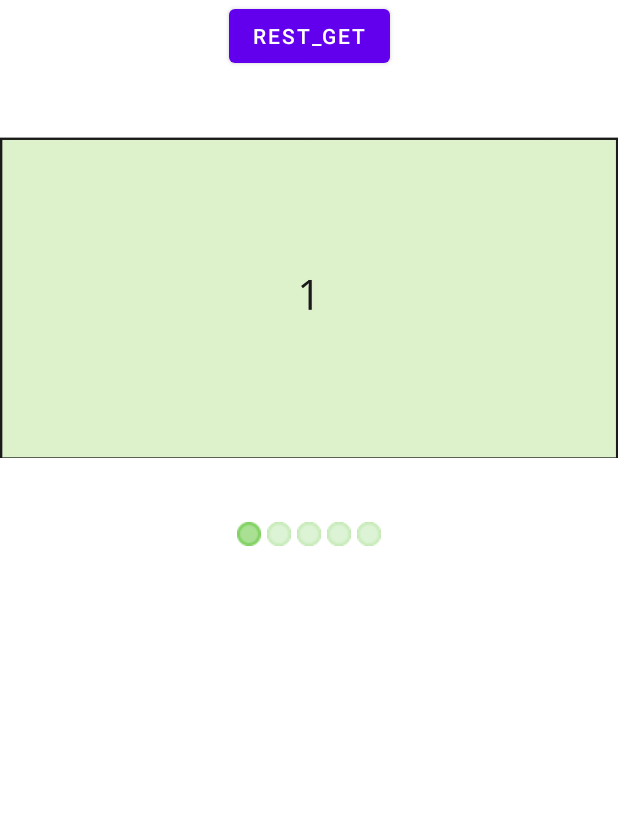
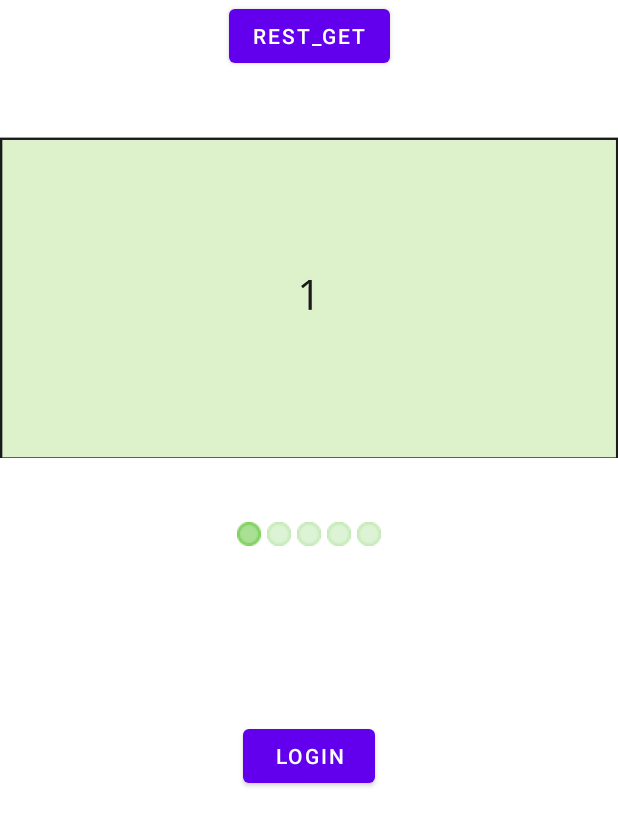
Before and after one commit to oliverbra/Projekt1_HCI_TeamCMTO, an Android app: the screen it shows after launch (MainActivity), on a phone screen of 412 x 824 dp. Shown: the top 826 px of the screen. Run offline under Robolectric (Android 15) with nearby library versions, the phone set to English and light mode, and no system bars; our stand-ins replace navigation-ui; libraries missing offline, so code that uses them is left out: org.springframework.http, org.springframework.web.

Commit message:
Andoird Manifest Activitys hinzugefügt

```diff
--- a/Projekt 2/HCT_Project_2_Frontend/app/src/main/AndroidManifest.xml
+++ b/Projekt 2/HCT_Project_2_Frontend/app/src/main/AndroidManifest.xml
@@ -10,6 +10,12 @@
         android:roundIcon="@mipmap/ic_launcher_round"
         android:supportsRtl="true"
         android:theme="@style/Theme.ResrClient">
+        <activity android:name=".activity_logIn">
+        </activity>
+        <activity android:name=".activity_growspace"></activity>
+        <activity android:name=".activity_progress"></activity>
+        <activity android:name=".activity_startseite"></activity>
+        <activity android:name=".activity_review"></activity>
         <activity
             android:name=".MainActivity"
             android:label="@string/app_name"
--- a/Projekt 2/HCT_Project_2_Frontend/app/src/main/java/com/example/resrclient/MainActivity.java
+++ b/Projekt 2/HCT_Project_2_Frontend/app/src/main/java/com/example/resrclient/MainActivity.java
@@ -1,5 +1,6 @@
 package com.example.resrclient;
 
+import android.content.Intent;
 import android.graphics.Color;
 import android.os.AsyncTask;
 import android.os.Bundle;
@@ -172,6 +173,9 @@ public class MainActivity extends AppCompatActivity {
         carousel.registerOnPageChangeCallback(carouselListener);
     }
 
-
+    public void chanceActivity(View view) {
+        Intent intent = new Intent(this, activity_logIn.class);
+        startActivity(intent);
+    }
 
 }
--- a/Projekt 2/HCT_Project_2_Frontend/app/src/main/res/layout/activity_main.xml
+++ b/Projekt 2/HCT_Project_2_Frontend/app/src/main/res/layout/activity_main.xml
@@ -21,6 +21,19 @@
     notwendig für Ansicht der Nachbarn
         android:paddingStart="100dp"
         android:paddingEnd="100dp"-->
+
+    <Button
+        android:id="@+id/buttonZuLogin"
+        android:layout_width="wrap_content"
+        android:layout_height="wrap_content"
+        android:layout_marginTop="480dp"
+        android:onClick="chanceActivity"
+        android:text="login"
+        app:layout_constraintHorizontal_bias="0.501"
+        app:layout_constraintLeft_toLeftOf="parent"
+        app:layout_constraintRight_toRightOf="parent"
+        app:layout_constraintTop_toTopOf="parent" />
+
     <androidx.viewpager2.widget.ViewPager2
         android:id="@+id/carousel"
         android:layout_width="match_parent"
@@ -39,5 +52,4 @@
         android:gravity="center_horizontal"/>
 
 
-
 </androidx.constraintlayout.widget.ConstraintLayout>
--- a/Projekt 2/HCT_Project_2_Frontend/app/src/main/res/layout/activity_startseite.xml
+++ b/Projekt 2/HCT_Project_2_Frontend/app/src/main/res/layout/activity_startseite.xml
@@ -38,6 +38,7 @@
         android:layout_marginLeft="136dp"
         android:layout_marginTop="112dp"
         android:onClick="chanceGS"
+        android:scrollbarTrackHorizontal="@android:drawable/btn_dialog"
         app:layout_constraintStart_toStartOf="parent"
         app:layout_constraintTop_toTopOf="parent"
         app:srcCompat="@drawable/ic_launcher_background" />
@@ -80,6 +81,7 @@
         android:layout_marginLeft="139dp"
         android:layout_marginTop="49dp"
         android:onClick="chanceGS"
+        android:scrollbarTrackHorizontal="@drawable/ic_launcher_foreground"
         app:layout_constraintStart_toStartOf="parent"
         app:layout_constraintTop_toBottomOf="@+id/startseite_GS1_imageButton2"
         app:srcCompat="@drawable/ic_launcher_background" />
@@ -92,6 +94,7 @@
         android:layout_marginLeft="139dp"
         android:layout_marginTop="51dp"
         android:onClick="chanceGS"
+        android:scrollbarTrackHorizontal="@drawable/ic_launcher_foreground"
         app:layout_constraintStart_toStartOf="parent"
         app:layout_constraintTop_toBottomOf="@+id/startseite_GS2_imageButton2imageButton3"
         app:srcCompat="@drawable/ic_launcher_background" />
```
Also changed, not shown: 1 other file.
